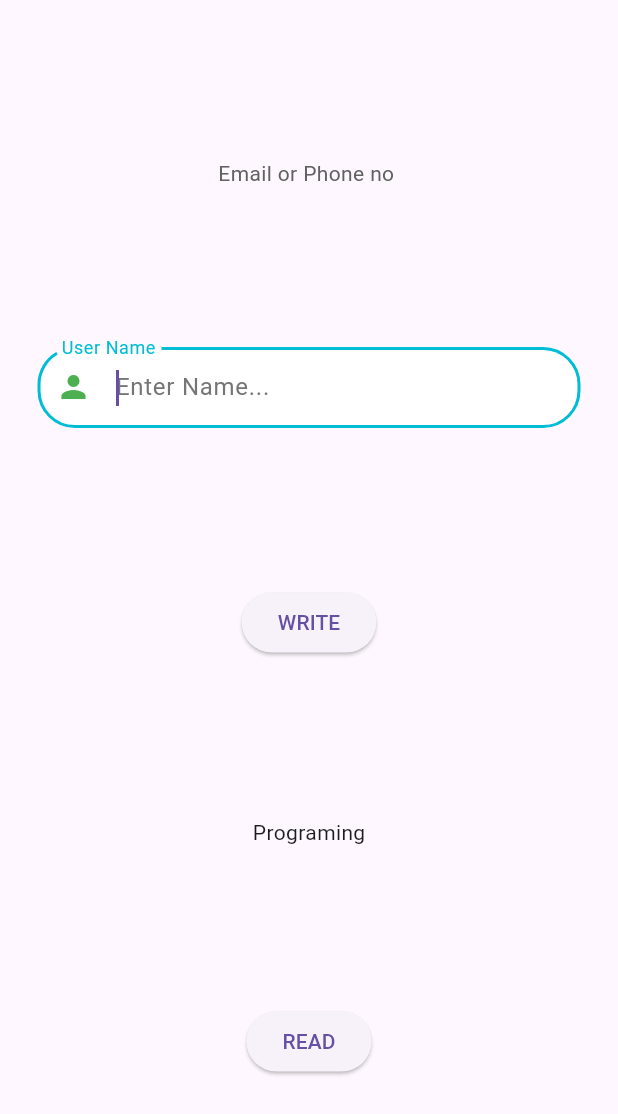
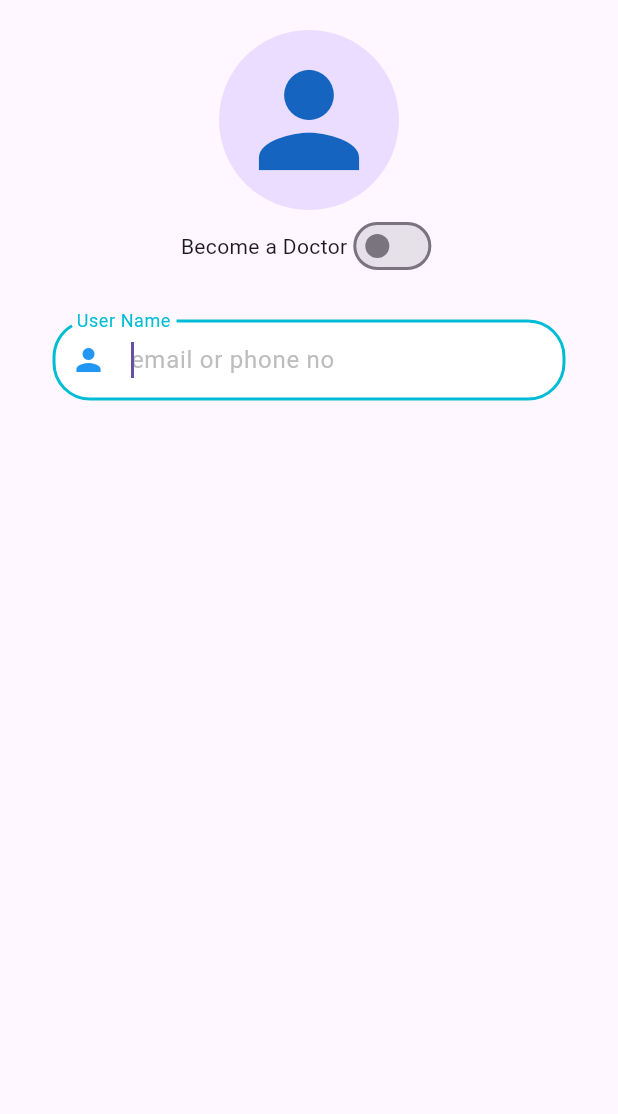
Before and after one commit to aminrazakhan07/getx-practice, a Flutter app: the screen it shows after launch, on a phone screen of 412 x 824 dp. Shown: the top 1114 px of the screen. Run offline on Flutter 3.47's test engine with Material 3 defaults, Android fonts, the phone set to English and light mode, and no system bars; our stand-ins replace get, get_storage.

Commit message:
welcome page

```diff
--- /dev/null
+++ b/lib/Medical App/Auth/SignUpView.dart
@@ -0,0 +1,34 @@
+// ignore_for_file: sort_child_properties_last
+
+import 'package:flutter/material.dart';
+import 'package:getx_prectise/Medical%20App/Widgets/isDoctor.dart';
+
+class SignUpScreen extends StatelessWidget {
+  const SignUpScreen({super.key});
+
+  @override
+  Widget build(BuildContext context) {
+    return Scaffold(
+      body: Center(
+        child: Column(
+          children: [
+            SizedBox(height: 20),
+            CircleAvatar(
+              child: Icon(
+                Icons.person,
+                color: Colors.blue[800],
+                size: 100,
+              ),
+              radius: 60,
+            ),
+            IsDoctor(),
+            //
+            SizedBox(height: 20),
+            CustomTextField(),
+            //
+          ],
+        ),
+      ),
+    );
+  }
+}
--- /dev/null
+++ b/lib/Medical App/Widgets/isDoctor.dart
@@ -0,0 +1,80 @@
+import 'package:flutter/material.dart';
+
+class IsDoctor extends StatefulWidget {
+  const IsDoctor({super.key});
+
+  @override
+  State<IsDoctor> createState() => _IsDoctorState();
+}
+
+class _IsDoctorState extends State<IsDoctor> {
+  bool IsDoctor = false;
+  @override
+  Widget build(BuildContext context) {
+    return Row(
+      mainAxisAlignment: MainAxisAlignment.center,
+      children: [
+        Text('Become a Doctor'),
+        Switch(
+            activeColor: Colors.blue,
+            value: IsDoctor,
+            onChanged: (value) {
+              setState(() {
+                IsDoctor = value;
+              });
+            })
+      ],
+    );
+  }
+}
+
+//
+class CustomTextField extends StatelessWidget {
+  const CustomTextField({super.key});
+
+  @override
+  Widget build(BuildContext context) {
+    return Padding(
+      padding: EdgeInsets.symmetric(horizontal: 10, vertical: 5),
+      child: Container(
+        margin: EdgeInsets.only(left: 25, right: 25),
+        child: Theme(
+          data: ThemeData(
+            hintColor: Colors.transparent,
+          ),
+          child: TextField(
+            // controller: emailController,
+            decoration: InputDecoration(
+              labelText: 'User Name',
+              labelStyle: TextStyle(color: Colors.cyan),
+              hintText: 'email or phone no',
+              hintStyle: TextStyle(
+                color: Colors.grey[400],
+                fontSize: 16,
+              ),
+              prefixIcon: Icon(Icons.person, color: Colors.blue),
+              filled: true,
+              fillColor: Colors.white,
+              border: OutlineInputBorder(
+                borderRadius: BorderRadius.circular(25),
+                borderSide: BorderSide(color: Colors.blue, width: 2.0),
+              ),
+              focusedBorder: OutlineInputBorder(
+                borderRadius: BorderRadius.circular(25),
+                borderSide: BorderSide(color: Colors.cyan, width: 2.0),
+              ),
+              enabledBorder: OutlineInputBorder(
+                borderRadius: BorderRadius.circular(25),
+                borderSide: BorderSide(color: Colors.blue, width: 2.0),
+              ),
+              contentPadding:
+                  EdgeInsets.symmetric(vertical: 15, horizontal: 12),
+            ),
+            autofocus: true,
+            autocorrect: true,
+          ),
+        ),
+      ),
+    );
+  }
+}
--- a/lib/StorageGetx/StorageGatX.dart
+++ b/lib/StorageGetx/StorageGatX.dart
@@ -46,7 +46,7 @@ class _StorageGatXState extends State<StorageGatX> {
                   decoration: InputDecoration(
                     labelText: 'User Name',
                     labelStyle: TextStyle(color: Colors.cyan),
-                    hintText: 'Enter Name...',
+                    hintText: 'email or phone no',
                     hintStyle: TextStyle(
                       color: Colors.grey[600],
                       fontSize: 16,
--- a/lib/main.dart
+++ b/lib/main.dart
@@ -1,6 +1,7 @@
 import 'package:flutter/material.dart';
 import 'package:get/get.dart';
 import 'package:get_storage/get_storage.dart';
+import 'package:getx_prectise/Medical%20App/Auth/SignUpView.dart';
 import 'package:getx_prectise/PageBinding/page1/HomeView.dart';
 import 'package:getx_prectise/PageBinding/page1/binding.dart';
 import 'package:getx_prectise/PageBinding/page2/HomeView.dart';
@@ -37,7 +38,7 @@ class MyApp extends StatelessWidget {
         ),
       ],
       debugShowCheckedModeBanner: false,
-      home: StorageGatX(),
+      home: SignUpScreen(),
     );
   }
 }
```
Also changed, not shown: lib/Medical App/Auth/LoginView.dart (added).
